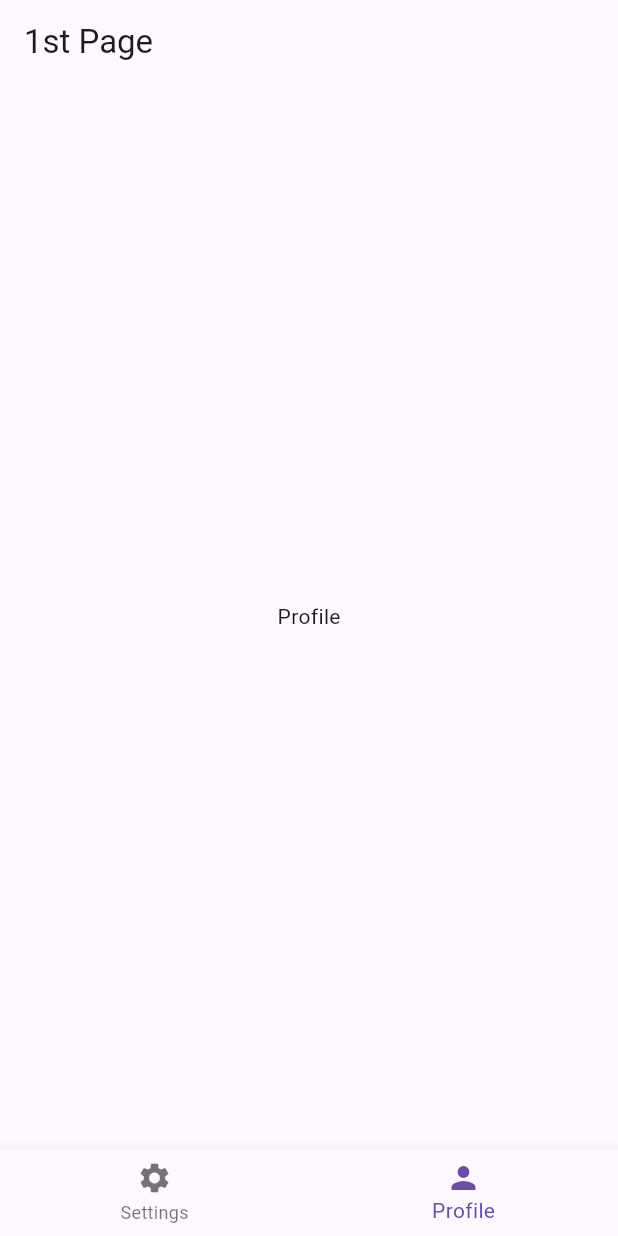
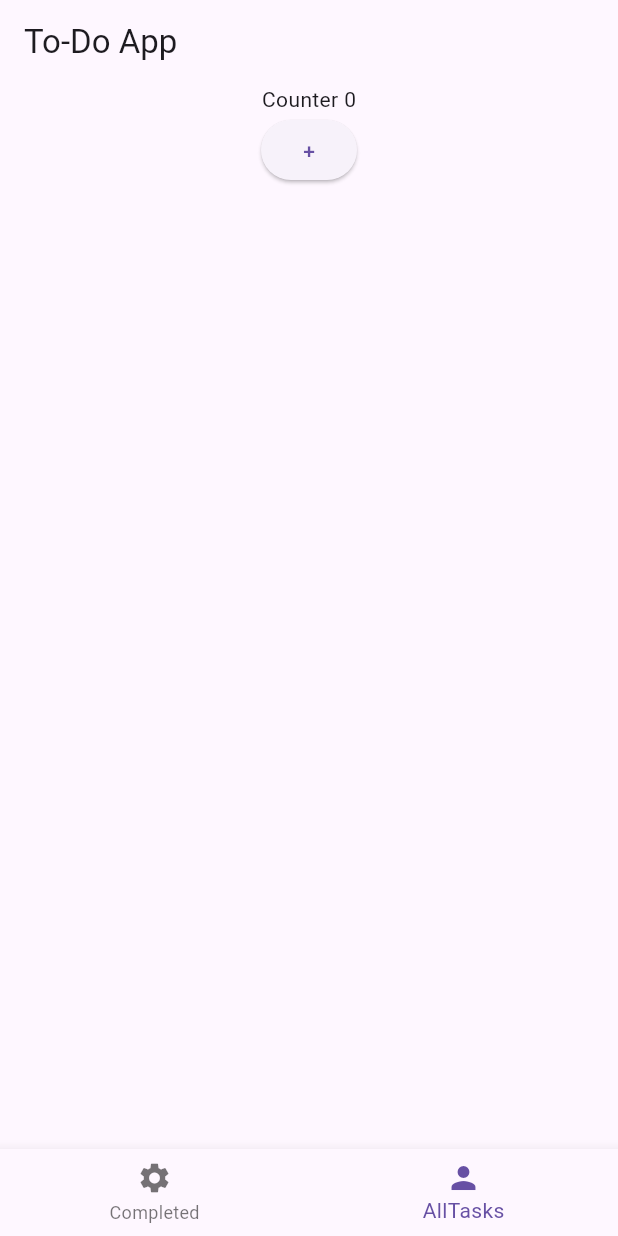
Before and after one commit to justanothernibble/To-Do-App, a Flutter app: the screen it shows after launch, item 2 of the bottom bar chosen, on a phone screen of 412 x 824 dp. Run offline on Flutter 3.47's test engine with Material 3 defaults, Android fonts, the phone set to English and light mode, and no system bars.

Commit message:
routine commit again

```diff
--- a/lib/main.dart
+++ b/lib/main.dart
@@ -1,7 +1,7 @@
 import 'package:flutter/material.dart';
 import 'package:flutter_application_2/pages/firstpage.dart';
-import 'package:flutter_application_2/pages/profile.dart';
-import 'package:flutter_application_2/pages/settings.dart';
+import 'package:flutter_application_2/pages/alltasks.dart';
+import 'package:flutter_application_2/pages/completed.dart';
 
 
 void main() {
@@ -24,8 +24,8 @@ class _MyAppState extends State<MyApp> {
       home: FirstPage(),
       routes: {
         '/firstpage': (context) => FirstPage(),
-        '/settingspage': (context) => SettingsPage(),
-        'profilepage:': (context) => ProfilePage()
+        '/completed': (context) => Completed(),
+        '/alltasks:': (context) => AllTasks(counter: 0, increment: () {  },)
         },
     );
   }
--- /dev/null
+++ b/lib/pages/alltasks.dart
@@ -0,0 +1,23 @@
+import 'package:flutter/material.dart';
+
+class AllTasks extends StatelessWidget {
+  final int counter;
+  final VoidCallback increment;
+
+
+  const AllTasks({super.key, required this.counter, required this.increment});
+
+
+
+  @override
+  Widget build(BuildContext context) {
+    return Center(
+      child: Column(
+        children: [
+          Text("Counter $counter"),
+          ElevatedButton(onPressed: increment, child: Text("+"))
+        ]
+      ),
+    );
+  }
+}
--- a/lib/pages/profile.dart
+++ b/lib/pages/completed.dart
@@ -1,13 +1,13 @@
 import 'package:flutter/material.dart';
 
-class ProfilePage extends StatelessWidget {
-  const ProfilePage({super.key});
+class Completed extends StatelessWidget {
+  const Completed({super.key});
 
   @override
   Widget build(BuildContext context) {
     return Scaffold(
       body: Center(
-        child: Text("Profile"),
+        child: Text("Settings"),
       ),
     );
   }
--- a/lib/pages/firstpage.dart
+++ b/lib/pages/firstpage.dart
@@ -1,6 +1,6 @@
 import 'package:flutter/material.dart';
-import 'package:flutter_application_2/pages/profile.dart';
-import 'package:flutter_application_2/pages/settings.dart';
+import 'package:flutter_application_2/pages/alltasks.dart';
+import 'package:flutter_application_2/pages/completed.dart';
 
 class FirstPage extends StatefulWidget {
   const FirstPage({super.key});
@@ -10,24 +10,30 @@ class FirstPage extends StatefulWidget {
 }
 
 class _FirstPageState extends State<FirstPage> {
+  int chosenPage = 0;
+  int _counter = 0;
 
-  int chosenPage = 0;
+  void increment() {
+    setState(() {
+      _counter++;
+    });
+  }
 
-  void navigateBottomBar(int pageIndex){
+  void navigateBottomBar(int pageIndex) {
     setState(() {
       chosenPage = pageIndex;
     });
   }
 
-  List pages = [
-    SettingsPage(),
-    ProfilePage(),
-  ];
-
   @override
   Widget build(BuildContext context) {
+    final List<Widget> pages = [
+      Completed(),
+      AllTasks(counter: _counter, increment: increment),
+    ];
+
     return Scaffold(
-      appBar: AppBar(title: Text("1st Page")),
+      appBar: AppBar(title: Text("To-Do App")),
       body: pages[chosenPage],
       bottomNavigationBar: BottomNavigationBar(
         currentIndex: chosenPage,
@@ -37,17 +43,12 @@ class _FirstPageState extends State<FirstPage> {
         items: [
           BottomNavigationBarItem(
             icon: Icon(Icons.settings),
-            label: 'Settings',
-
+            label: 'Completed',
           ),
 
-          BottomNavigationBarItem(
-            icon: Icon(Icons.person),
-            label: 'Profile',
-          ),
-        ]
+          BottomNavigationBarItem(icon: Icon(Icons.person), label: 'AllTasks'),
+        ],
       ),
-
     );
   }
 }
--- a/lib/pages/settings.dart
+++ /dev/null
@@ -1,14 +0,0 @@
-import 'package:flutter/material.dart';
-
-class SettingsPage extends StatelessWidget {
-  const SettingsPage({super.key});
-
-  @override
-  Widget build(BuildContext context) {
-    return Scaffold(
-      body: Center(
-        child: Text("Settings"),
-      ),
-    );
-  }
-}
```
